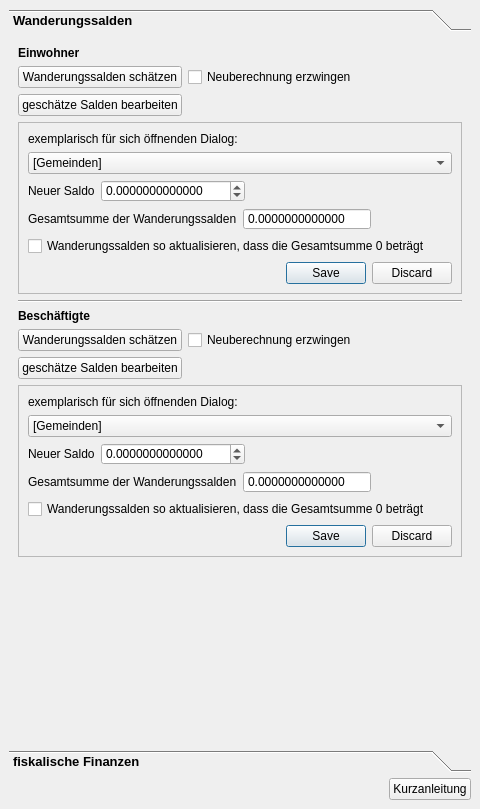
projektcheck/ProjektCheck-QGIS, file projektcheck/ui/ProjektCheck_dockwidget_analysis_07-KSt.ui: the form before one commit.
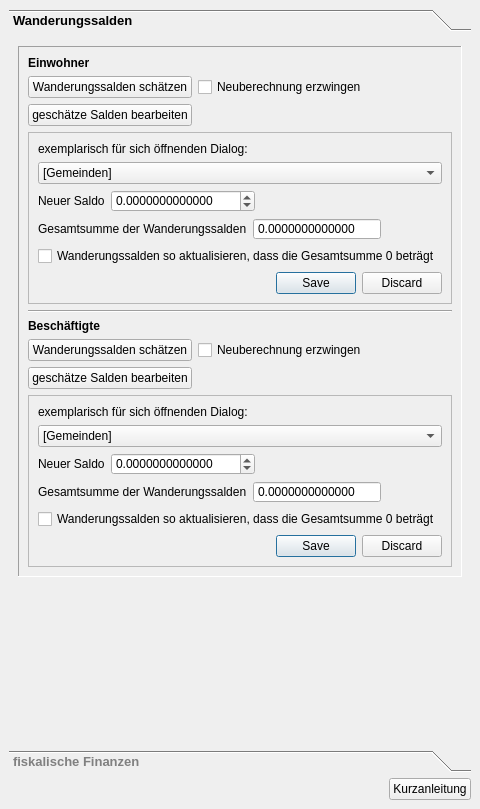
The form after the commit. Icons and pictures are not drawn.

Commit message: consistent design and button icons and icons

```diff
--- a/projektcheck/ui/ProjektCheck_dockwidget_analysis_07-KSt.ui
+++ b/projektcheck/ui/ProjektCheck_dockwidget_analysis_07-KSt.ui
@@ -11,7 +11,11 @@
    </rect>
   </property>
   <property name="styleSheet">
-   <string notr="true">QToolBox::tab {
+   <string notr="true">QToolBox:tab {
+	font: bold 10pt ;
+    color: Grey;
+}
+QToolBox:tab:selected {
 	font: bold 10pt ;
     color: black;
 }
@@ -19,7 +23,31 @@
 	font: bold italic 8pt ;
     color: black;
 }
-</string>
+QPushButton::flat{
+background-color: none;
+border: 0;
+border-style:none;
+border-color: blue;
+border-width: 0px;
+border-radius: 0px;
+padding:2px;
+}
+QPushButton::flat:hover{
+background-color: azure;
+border-style:solid;
+border-color: royalblue;
+border-width: 1px;
+border-radius: 0px;
+padding: 2px;
+}
+QPushButton::flat:pressed{
+background-color: powderblue;
+border-style:solid;
+border-color: royalblue;
+border-width: 1px;
+border-radius: 0px;
+padding: 2px;
+}</string>
   </property>
   <property name="windowTitle">
    <string>Projekt-Check Analyse-Tools // Kommunale Steuereinnahmen</string>
@@ -47,6 +75,89 @@
         <string>Wanderungssalden</string>
        </attribute>
        <layout class="QGridLayout" name="gridLayout">
+        <item row="4" column="0">
+         <spacer name="verticalSpacer">
+          <property name="orientation">
+           <enum>Qt::Vertical</enum>
+          </property>
+          <property name="sizeHint" stdset="0">
+           <size>
+            <width>20</width>
+            <height>40</height>
+           </size>
+          </property>
+         </spacer>
+        </item>
+        <item row="0" column="0">
+         <widget class="QFrame" name="frame_2">
+          <property name="frameShape">
+           <enum>QFrame::Panel</enum>
+          </property>
+          <property name="frameShadow">
+           <enum>QFrame::Sunken</enum>
+          </property>
+          <layout class="QGridLayout" name="gridLayout_2">
+           <item row="0" column="0">
+            <widget class="QLabel" name="label_5">
+             <property name="font">
+              <font>
+               <weight>75</weight>
+               <bold>true</bold>
+              </font>
+             </property>
+             <property name="text">
+              <string>Einwohner</string>
+             </property>
+            </widget>
+           </item>
+           <item row="1" column="0">
+            <widget class="QPushButton" name="pushButton_32">
+             <property name="text">
+              <string>Wanderungssalden schätzen</string>
+             </property>
+             <property name="icon">
+              <iconset>
+               <normaloff>../../images/iconset_mob/20190619_iconset_mob_calculate_statistics_1.png</normaloff>../../images/iconset_mob/20190619_iconset_mob_calculate_statistics_1.png</iconset>
+             </property>
+            </widget>
+           </item>
+           <item row="1" column="1">
+            <widget class="QCheckBox" name="checkBox_21">
+             <property name="layoutDirection">
+              <enum>Qt::LeftToRight</enum>
+             </property>
+             <property name="text">
+              <string>Neuberechnung erzwingen</string>
+             </property>
+            </widget>
+           </item>
+           <item row="1" column="2">
+            <spacer name="horizontalSpacer">
+             <property name="orientation">
+              <enum>Qt::Horizontal</enum>
+             </property>
+             <property name="sizeHint" stdset="0">
+              <size>
+               <width>40</width>
+               <height>20</height>
+              </size>
+             </property>
+            </spacer>
+           </item>
+           <item row="2" column="0">
+            <widget class="QPushButton" name="pushButton_43">
+             <property name="text">
+              <string>geschätze Salden bearbeiten</string>
+             </property>
+             <property name="icon">
+              <iconset>
+               <normaloff>../../images/iconset_mob/20190619_iconset_mob_edit_statistics_1.png</normaloff>../../images/iconset_mob/20190619_iconset_mob_edit_statistics_1.png</iconset>
+             </property>
+             <property name="checkable">
+              <bool>true</bool>
+             </property>
+            </widget>
+           </item>
         <item row="3" column="0" colspan="3">
          <widget class="QFrame" name="frame_3">
           <property name="enabled">
@@ -211,20 +322,30 @@
           </layout>
          </widget>
         </item>
-        <item row="12" column="0">
-         <spacer name="verticalSpacer">
+           <item row="4" column="0" colspan="3">
+            <widget class="Line" name="line">
+             <property name="frameShadow">
+              <enum>QFrame::Sunken</enum>
+             </property>
           <property name="orientation">
-           <enum>Qt::Vertical</enum>
-          </property>
-          <property name="sizeHint" stdset="0">
-           <size>
-            <width>20</width>
-            <height>40</height>
-           </size>
-          </property>
-         </spacer>
-        </item>
-        <item row="7" column="0">
+              <enum>Qt::Horizontal</enum>
+             </property>
+            </widget>
+           </item>
+           <item row="5" column="0">
+            <widget class="QLabel" name="label_6">
+             <property name="font">
+              <font>
+               <weight>75</weight>
+               <bold>true</bold>
+              </font>
+             </property>
+             <property name="text">
+              <string>Beschäftigte</string>
+             </property>
+            </widget>
+           </item>
+           <item row="6" column="0">
          <widget class="QPushButton" name="pushButton_44">
           <property name="text">
            <string>Wanderungssalden schätzen</string>
@@ -235,7 +356,30 @@
           </property>
          </widget>
         </item>
-        <item row="8" column="0">
+           <item row="6" column="1">
+            <widget class="QCheckBox" name="checkBox_24">
+             <property name="layoutDirection">
+              <enum>Qt::LeftToRight</enum>
+             </property>
+             <property name="text">
+              <string>Neuberechnung erzwingen</string>
+             </property>
+            </widget>
+           </item>
+           <item row="6" column="2">
+            <spacer name="horizontalSpacer_2">
+             <property name="orientation">
+              <enum>Qt::Horizontal</enum>
+             </property>
+             <property name="sizeHint" stdset="0">
+              <size>
+               <width>40</width>
+               <height>20</height>
+              </size>
+             </property>
+            </spacer>
+           </item>
+           <item row="7" column="0">
          <widget class="QPushButton" name="pushButton_45">
           <property name="text">
            <string>geschätze Salden bearbeiten</string>
@@ -249,20 +393,7 @@
           </property>
          </widget>
         </item>
-        <item row="0" column="0">
-         <widget class="QLabel" name="label_5">
-          <property name="font">
-           <font>
-            <weight>75</weight>
-            <bold>true</bold>
-           </font>
-          </property>
-          <property name="text">
-           <string>Einwohner</string>
-          </property>
-         </widget>
-        </item>
-        <item row="11" column="0" colspan="3">
+           <item row="8" column="0" colspan="3">
          <widget class="QFrame" name="frame_4">
           <property name="frameShape">
            <enum>QFrame::StyledPanel</enum>
@@ -420,95 +551,7 @@
           </layout>
          </widget>
         </item>
-        <item row="7" column="2">
-         <spacer name="horizontalSpacer_2">
-          <property name="orientation">
-           <enum>Qt::Horizontal</enum>
-          </property>
-          <property name="sizeHint" stdset="0">
-           <size>
-            <width>40</width>
-            <height>20</height>
-           </size>
-          </property>
-         </spacer>
-        </item>
-        <item row="7" column="1">
-         <widget class="QCheckBox" name="checkBox_24">
-          <property name="layoutDirection">
-           <enum>Qt::LeftToRight</enum>
-          </property>
-          <property name="text">
-           <string>Neuberechnung erzwingen</string>
-          </property>
-         </widget>
-        </item>
-        <item row="5" column="0">
-         <widget class="QLabel" name="label_6">
-          <property name="font">
-           <font>
-            <weight>75</weight>
-            <bold>true</bold>
-           </font>
-          </property>
-          <property name="text">
-           <string>Beschäftigte</string>
-          </property>
-         </widget>
-        </item>
-        <item row="1" column="2">
-         <spacer name="horizontalSpacer">
-          <property name="orientation">
-           <enum>Qt::Horizontal</enum>
-          </property>
-          <property name="sizeHint" stdset="0">
-           <size>
-            <width>40</width>
-            <height>20</height>
-           </size>
-          </property>
-         </spacer>
-        </item>
-        <item row="2" column="0">
-         <widget class="QPushButton" name="pushButton_43">
-          <property name="text">
-           <string>geschätze Salden bearbeiten</string>
-          </property>
-          <property name="icon">
-           <iconset>
-            <normaloff>../../images/iconset_mob/20190619_iconset_mob_edit_statistics_1.png</normaloff>../../images/iconset_mob/20190619_iconset_mob_edit_statistics_1.png</iconset>
-          </property>
-          <property name="checkable">
-           <bool>true</bool>
-          </property>
-         </widget>
-        </item>
-        <item row="1" column="0">
-         <widget class="QPushButton" name="pushButton_32">
-          <property name="text">
-           <string>Wanderungssalden schätzen</string>
-          </property>
-          <property name="icon">
-           <iconset>
-            <normaloff>../../images/iconset_mob/20190619_iconset_mob_calculate_statistics_1.png</normaloff>../../images/iconset_mob/20190619_iconset_mob_calculate_statistics_1.png</iconset>
-          </property>
-         </widget>
-        </item>
-        <item row="1" column="1">
-         <widget class="QCheckBox" name="checkBox_21">
-          <property name="layoutDirection">
-           <enum>Qt::LeftToRight</enum>
-          </property>
-          <property name="text">
-           <string>Neuberechnung erzwingen</string>
-          </property>
-         </widget>
-        </item>
-        <item row="4" column="0" colspan="3">
-         <widget class="Line" name="line">
-          <property name="orientation">
-           <enum>Qt::Horizontal</enum>
-          </property>
+          </layout>
          </widget>
         </item>
        </layout>
```
Left out of the diff: 44 changed lines with no effect on the pictures. Lines whose indentation alone changed are shown as unchanged. The commit also changes 91 other files.
